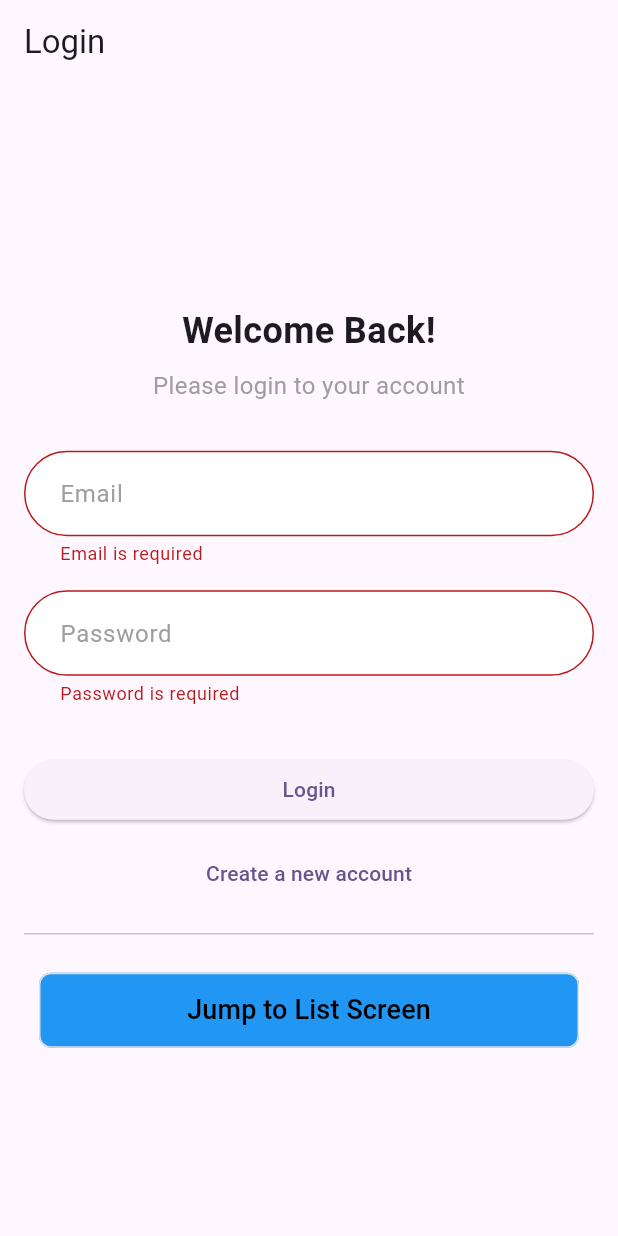
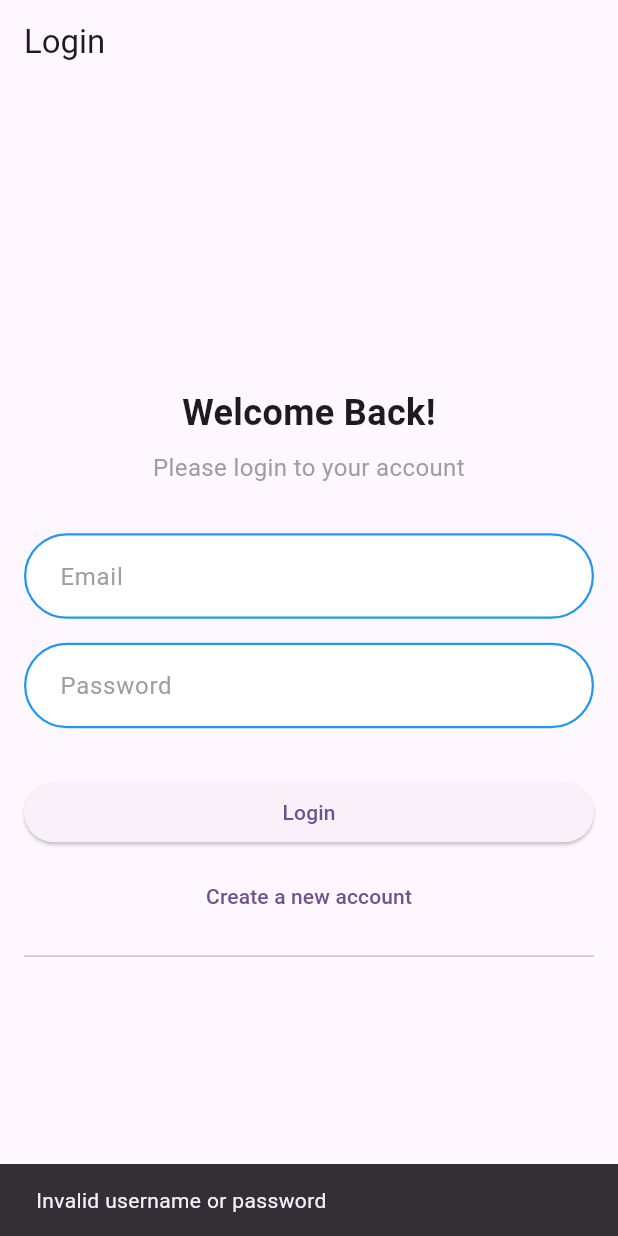
Before and after one commit to Sangramdeve/interview, a Flutter app: the screen it shows after launch, after a tap on "Login", on a phone screen of 412 x 824 dp. Run offline on Flutter 3.47's test engine with Material 3 defaults, Android fonts, the phone set to English and light mode, and no system bars; our stand-ins replace image_picker; network calls fail.

Commit message:
Initial commit

```diff
--- /dev/null
+++ b/lib/core/constants/json_data.dart
@@ -0,0 +1,154 @@
+const String jsonData = '''
+ {
+	"info": {
+		"_postman_id": "722d8076-bd23-4067-ba04-400ea57dec83",
+		"name": "Tasks",
+		"schema": "https://schema.getpostman.com/json/collection/v2.1.0/collection.json",
+		"_exporter_id": "21844301"
+	},
+	"item": [
+		{
+			"name": "Registration",
+			"request": {
+				"method": "POST",
+				"header": [
+					{
+						"key": "Content-Type",
+						"value": "application/json",
+						"type": "text"
+					},
+					{
+						"key": "",
+						"value": "",
+						"type": "text",
+						"disabled": true
+					}
+				],
+				"body": {
+					"mode": "formdata",
+					"formdata": [
+						{
+							"key": "name",
+							"value": "Test",
+							"description": "Required",
+							"type": "text"
+						},
+						{
+							"key": "email",
+							"value": "test@gmail.com",
+							"description": "Required",
+							"type": "text"
+						},
+						{
+							"key": "mobile",
+							"value": "9876543210",
+							"description": "Required",
+							"type": "text"
+						},
+						{
+							"key": "image",
+							"description": "Required",
+							"type": "file",
+							"src": "/C:/xampp/htdocs/sensea_merine_with_common_auth/public/faculty/study_material/6493051b2e4dabird.jpg"
+						},
+						{
+							"key": "password",
+							"value": "12345",
+							"description": "Required",
+							"type": "text"
+						},
+						{
+							"key": "comf_password",
+							"value": "12345",
+							"description": "Required",
+							"type": "text"
+						}
+					]
+				},
+				"url": {
+					"raw": "https://ncubeoffice.com/api/Registration",
+					"protocol": "https",
+					"host": [
+						"ncubeoffice",
+						"com"
+					],
+					"path": [
+						"api",
+						"Registration"
+					]
+				}
+			},
+			"response": []
+		},
+		{
+			"name": "Login",
+			"request": {
+				"method": "POST",
+				"header": [
+					{
+						"key": "Content-Type",
+						"value": "application/json",
+						"type": "text"
+					}
+				],
+				"body": {
+					"mode": "formdata",
+					"formdata": [
+						{
+							"key": "user_name",
+							"value": "test@gmail.com",
+							"description": "Required(email id)",
+							"type": "text"
+						},
+						{
+							"key": "password",
+							"value": "12345",
+							"description": "Required",
+							"type": "text"
+						}
+					]
+				},
+				"url": {
+					"raw": "https://ncubeoffice.com/api/Login",
+					"protocol": "https",
+					"host": [
+						"ncubeoffice",
+						"com"
+					],
+					"path": [
+						"api",
+						"Login"
+					]
+				}
+			},
+			"response": []
+		},
+		{
+			"name": "List",
+			"request": {
+				"method": "GET",
+				"header": [
+					{
+						"key": "Content-Type",
+						"value": "application/json",
+						"type": "text"
+					}
+				],
+				"url": {
+					"raw": "https://ncubeoffice.com/api/List",
+					"protocol": "https",
+					"host": [
+						"ncubeoffice",
+						"com"
+					],
+					"path": [
+						"api",
+						"List"
+					]
+				}
+			},
+			"response": []
+		}
+	]
+}
+  ''';
--- a/lib/ui/login_screen/login_screen.dart
+++ b/lib/ui/login_screen/login_screen.dart
@@ -1,30 +1,77 @@
+import 'dart:convert';
+
 import 'package:flutter/material.dart';
 import 'package:login/repositories/api_repositories.dart';
 import 'package:login/ui/widgets/form_field.dart';
 
+import '../../core/constants/json_data.dart';
 import '../../route/routes_name.dart';
-import '../widgets/custom_button.dart';
 
-class LoginScreen extends StatelessWidget {
+
+class LoginScreen extends StatefulWidget {
   LoginScreen({super.key});
 
+  @override
+  State<LoginScreen> createState() => _LoginScreenState();
+}
+
+class _LoginScreenState extends State<LoginScreen> {
   final GlobalKey<FormState> formKey = GlobalKey<FormState>();
+
   final TextEditingController emailController = TextEditingController();
   final TextEditingController passwordController = TextEditingController();
   final ApiRepositories apiRepositories = ApiRepositories();
+  late Map<String, dynamic> valuesMap;
+
+  void covertJson() {
+    final Map<String, dynamic> data = json.decode(jsonData);
+    final item = data['item'].firstWhere(
+      (element) => element['name'] == 'Login',
+      orElse: () => null,
+    );
+
+    if (item != null) {
+      final authData = item['request']['body'];
+      final formData = authData['formdata'];
+
+      valuesMap = {for (var field in formData) field['key']: field['value']};
+      print('${valuesMap['user_name']},${valuesMap['password']}');
+    } else {
+      print('Item with name "Login" not found');
+    }
+  }
 
   void submitForm() async {
-    if (formKey.currentState!.validate()) {
-      // Form is valid, proceed with submission
+    final username = emailController.text;
+    final password = passwordController.text;
+    if (username == valuesMap['user_name'] &&
+        password == valuesMap['password']) {
+      // Login successful
+      Navigator.pushNamed(context, routeName.courseScreen);
+      print("Login Successful!");
+    } else {
+      // Login failed
+      ScaffoldMessenger.of(context).showSnackBar(
+        const SnackBar(content: Text("Invalid username or password")),
+      );
+    }
+    /*if (formKey.currentState!.validate()) {
+
       Map<String, dynamic> credentials = {
         'email': emailController.text,
         'password': passwordController.text,
       };
       final responce = await apiRepositories.loginUser(credentials);
-      print(responce);
+       print(responce);
     } else {
       print("Form is invalid. Please correct the errors.");
-    }
+    }*/
+  }
+
+  @override
+  void initState() {
+    covertJson();
+    super.initState();
   }
 
   @override
@@ -75,14 +122,6 @@ class LoginScreen extends StatelessWidget {
                   TextFieldWidget(
                     nameController: passwordController,
                     hintTextMessage: 'Password',
-                    validator: (value) {
-                      if (value == null || value.isEmpty) {
-                        return 'Password is required';
-                      } else if (value.length < 6) {
-                        return 'Password must be at least 6 characters long';
-                      }
-                      return null;
-                    },
                   ),
                   const SizedBox(height: 32.0),
                   ElevatedButton(
@@ -99,12 +138,6 @@ class LoginScreen extends StatelessWidget {
                     child: const Text('Create a new account'),
                   ),
                   const Divider(height: 32.0),
-                  CustomButtons(
-                    text: 'Jump to List Screen',
-                    onTap: () {
-                      Navigator.pushNamed(context, routeName.courseScreen);
-                    },
-                  ),
                 ],
               ),
             ),
@@ -113,5 +146,4 @@ class LoginScreen extends StatelessWidget {
       ),
     );
   }
-
 }
```
